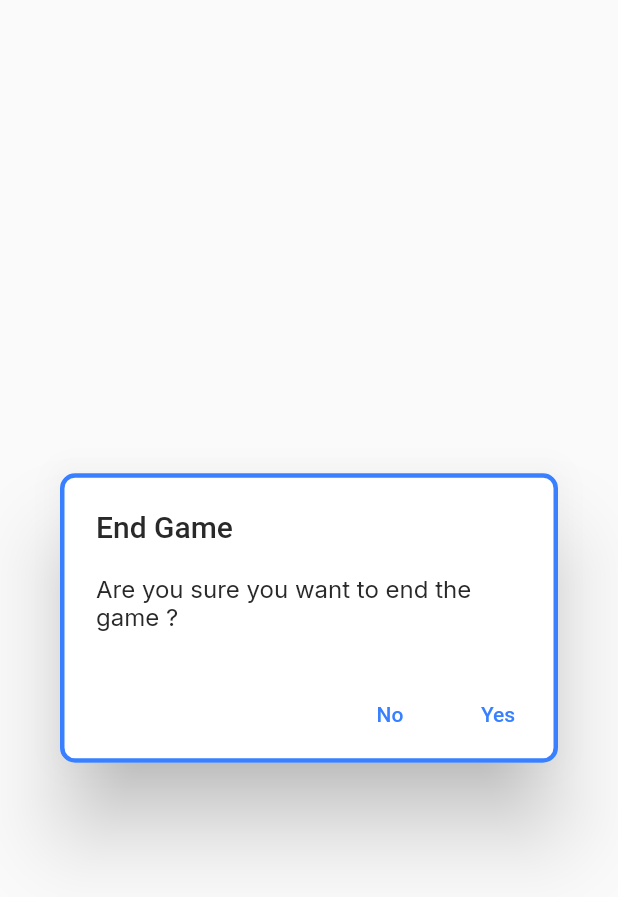
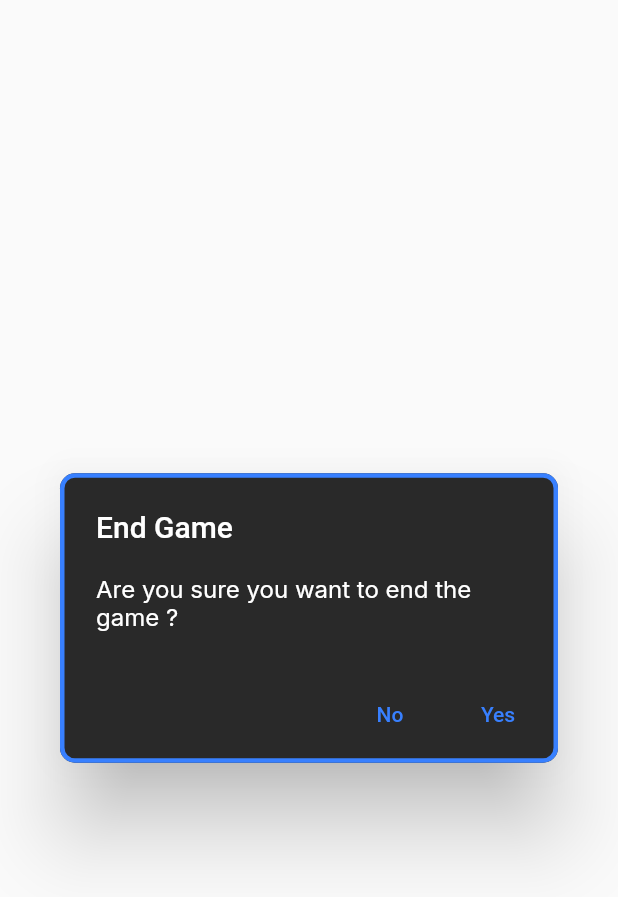
Before and after one commit to fitmat/ys_sudoku, a Flutter app: the AlertExit widget shown alone on an empty page, opened directly, on a phone screen of 412 x 824 dp. Shown: the top 897 px of the screen. Run offline on Flutter 3.47's test engine with Material 2 defaults, Android fonts, the phone set to English and light mode, and no system bars; our stand-ins replace confetti, font_awesome_flutter, google_fonts, page_transition, responsive_sizer, shared_preferences; missing offline and left inert: bitsdojo_window, circular_countdown, flutter_animated_dialog, sudoku_solver_generator; accounts and stored records are empty.

Commit message:
Intermediate Commit

```diff
--- a/sudoku/lib/Alerts.dart
+++ b/sudoku/lib/Alerts.dart
@@ -47,7 +47,7 @@ class _AlertGameOverState extends State<AlertGameOver> {
       shape: RoundedRectangleBorder(
           borderRadius: BorderRadius.circular(10),
           side: BorderSide(color: Colors.black, width: 1.0)),
-      backgroundColor: Color(0xffFFC8B7),
+      backgroundColor: Styles.primaryColor,
       title: Center(
         child: Text(
           'Game Over',
@@ -257,6 +257,9 @@ class AlertExit extends StatelessWidget {
   @override
   Widget build(BuildContext context) {
     return AlertDialog(
+      backgroundColor: HomePageState.currentTheme == "light"
+          ? Styles.lightThemebackgroundColor
+          : Styles.darkThemebackgroundColor,
       shape: RoundedRectangleBorder(
           borderRadius: BorderRadius.circular(10),
           side: BorderSide(color: Styles.primaryColor, width: 3.0)),
@@ -264,8 +267,8 @@ class AlertExit extends StatelessWidget {
         'End Game',
         style: TextStyle(
           color: HomePageState.currentTheme == "light"
-              ? Styles.lightThemebackgroundColor
-              : Styles.darkThemebackgroundColor,
+              ? Styles.lightThemeprimaryColor
+              : Styles.darkThemeprimaryColor,
         ),
       ),
       content: Container(
@@ -273,8 +276,8 @@ class AlertExit extends StatelessWidget {
           'Are you sure you want to end the game ?',
           style: TextStyle(
               color: HomePageState.currentTheme == "light"
-                  ? Styles.lightThemebackgroundColor
-                  : Styles.darkThemebackgroundColor,
+                  ? Styles.lightThemeprimaryColor
+                  : Styles.darkThemeprimaryColor,
               fontFamily: 'Inter'),
         ),
       ),
```
Also changed, not shown: sudoku/lib/main.dart (+37 -7 lines).
